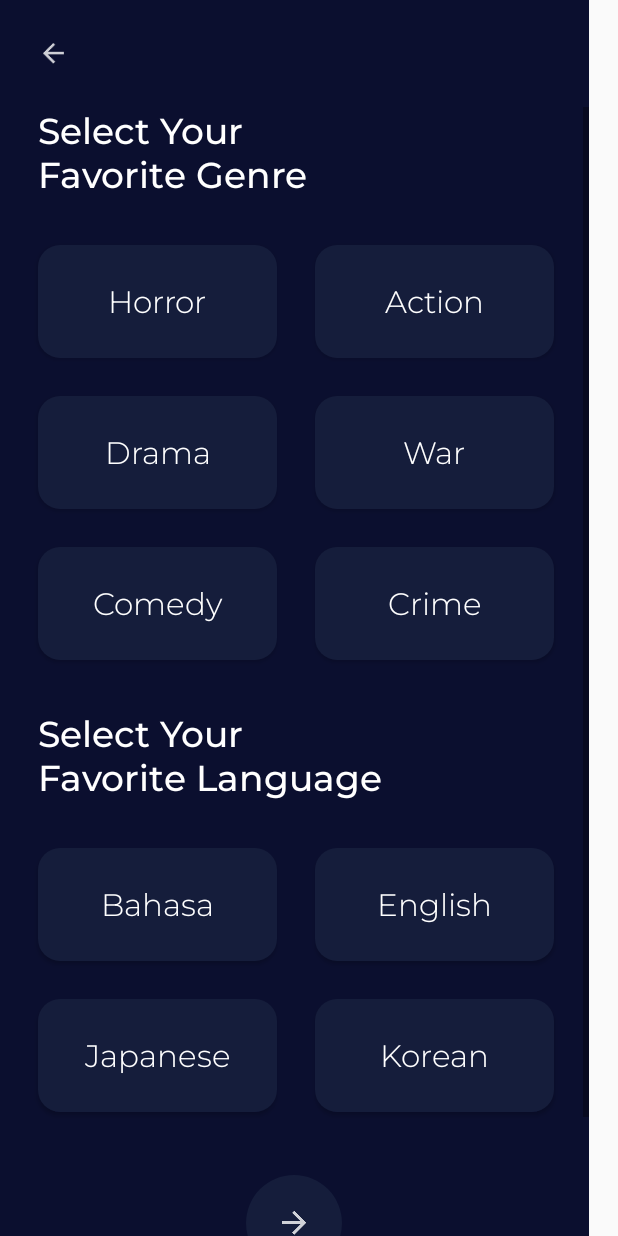
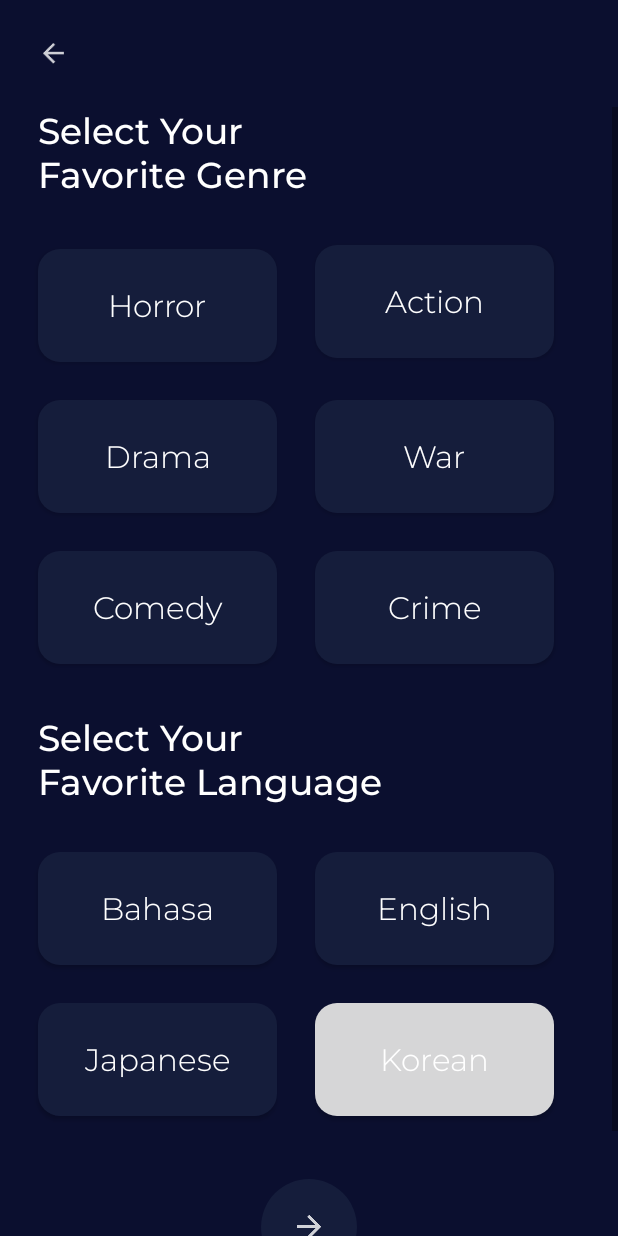
Before and after one commit to ManhHoDinh/MovieTicketApp, an Android app: the layout user_profling_screen.xml on its own in the app's theme, with its tools: preview values and no code run, on a phone screen of 412 x 824 dp. Run offline under Robolectric (Android 15) with nearby library versions, the phone set to English and light mode, and no system bars.

Commit message:
Update yeu cau lan 1

```diff
--- a/app/src/main/AndroidManifest.xml
+++ b/app/src/main/AndroidManifest.xml
@@ -12,10 +12,10 @@
         android:theme="@style/Theme.MovieTicketApp"
         tools:targetApi="31">
         <activity
-            android:name=".ConfirmationProfile"
+            android:name=".ConfirmationProfileActivity"
             android:exported="false" />
         <activity
-            android:name=".UserProfling"
+            android:name=".UserProflingActivity"
             android:exported="false" />
         <activity
             android:name=".MainActivity"
--- a/app/src/main/java/com/example/movieticketapp/ConfirmationProfile.java
+++ b/app/src/main/java/com/example/movieticketapp/ConfirmationProfileActivity.java
@@ -3,11 +3,11 @@ package com.example.movieticketapp;
 import android.support.v7.app.AppCompatActivity;
 import android.os.Bundle;
 
-public class ConfirmationProfile extends AppCompatActivity {
+public class ConfirmationProfileActivity extends AppCompatActivity {
 
     @Override
     protected void onCreate(Bundle savedInstanceState) {
         super.onCreate(savedInstanceState);
-        setContentView(R.layout.activity_confirmation_profile);
+        setContentView(R.layout.confirmation_profile_screen);
     }
 }
--- a/app/src/main/java/com/example/movieticketapp/UserProfling.java
+++ /dev/null
@@ -1,13 +0,0 @@
-package com.example.movieticketapp;
-
-import android.support.v7.app.AppCompatActivity;
-import android.os.Bundle;
-
-public class UserProfling extends AppCompatActivity {
-
-    @Override
-    protected void onCreate(Bundle savedInstanceState) {
-        super.onCreate(savedInstanceState);
-        setContentView(R.layout.activity_user_profling);
-    }
-}
--- /dev/null
+++ b/app/src/main/res/color/button_background_color.xml
@@ -0,0 +1,6 @@
+<?xml version="1.0" encoding="utf-8"?>
+<selector xmlns:android="http://schemas.android.com/apk/res/android">
+    <item android:state_selected="true" android:color="@color/main_color"/>
+    <item android:state_pressed="true" android:color="@color/main_color"/>
+    <item android:color="@color/dark_background_2"/>
+</selector>
--- a/app/src/main/res/drawable/roundstyle14.xml
+++ b/app/src/main/res/drawable/roundstyle14.xml
@@ -1,5 +1,6 @@
 <?xml version="1.0" encoding="utf-8"?>
 <shape xmlns:android="http://schemas.android.com/apk/res/android">
+
     <solid android:color="@color/dark_background_2"/>
     <corners android:radius="14.66181818181818dp"/>
 </shape>
--- a/app/src/main/res/layout/activity_confirmation_profile.xml
+++ b/app/src/main/res/layout/confirmation_profile_screen.xml
@@ -2,8 +2,8 @@
 <RelativeLayout xmlns:android="http://schemas.android.com/apk/res/android"
     xmlns:app="http://schemas.android.com/apk/res-auto"
     xmlns:tools="http://schemas.android.com/tools"
-    android:layout_width="392.7272727272727dp"
-    android:layout_height="804.3054545454545dp"
+    android:layout_width="match_parent"
+    android:layout_height="match_parent"
     android:background="@color/dark_background_1"
     android:orientation="vertical"
     tools:context=".MainActivity">
--- a/app/src/main/res/layout/activity_user_profling.xml
+++ b/app/src/main/res/layout/user_profling_screen.xml
@@ -2,8 +2,8 @@
 <LinearLayout xmlns:android="http://schemas.android.com/apk/res/android"
     xmlns:app="http://schemas.android.com/apk/res-auto"
     xmlns:tools="http://schemas.android.com/tools"
-    android:layout_width="392.7272727272727dp"
-    android:layout_height="892.2763636363636dp"
+    android:layout_width="match_parent"
+    android:layout_height="match_parent"
     android:background="@color/dark_background_1"
     android:orientation="vertical"
     tools:context=".MainActivity">
@@ -23,7 +23,7 @@
 
         <RelativeLayout
             android:layout_width="match_parent"
-            android:layout_height="1000dp"
+            android:layout_height="830dp"
 
             android:orientation="vertical">
 
@@ -44,14 +44,14 @@
                 android:layout_height="75.40363636363636dp"
                 android:layout_below="@id/txtSelectFavGenre"
                 android:layout_marginLeft="25.13454545454545dp"
-                android:layout_marginTop="16.75636363636364dp"
+                android:layout_marginTop="19dp"
                 android:background="@drawable/roundstyle14"
-                android:backgroundTint="@color/dark_background_2"
+                android:backgroundTint="@color/button_background_color"
                 android:fontFamily="@font/montserrat300"
                 android:text="Horror"
-                android:textSize="20.94545454545455sp"
                 android:textAllCaps="false"
-                android:textColor="@color/white" />
+                android:textColor="@color/white"
+                android:textSize="20.94545454545455sp" />
 
             <Button
                 android:id="@+id/btnAction"
@@ -62,7 +62,7 @@
                 android:layout_marginTop="16.75636363636364dp"
                 android:layout_toRightOf="@id/btnHorror"
                 android:background="@drawable/roundstyle14"
-                android:backgroundTint="@color/dark_background_2"
+                android:backgroundTint="@color/button_background_color"
                 android:fontFamily="@font/montserrat300"
                 android:text="Action"
                 android:textSize="20.94545454545455sp"
@@ -77,7 +77,7 @@
                 android:layout_marginLeft="25.13454545454545dp"
                 android:layout_marginTop="25.13454545454545dp"
                 android:background="@drawable/roundstyle14"
-                android:backgroundTint="@color/dark_background_2"
+                android:backgroundTint="@color/button_background_color"
                 android:fontFamily="@font/montserrat300"
                 android:text="Drama"
                 android:textSize="20.94545454545455sp"
@@ -93,7 +93,7 @@
                 android:layout_marginTop="25.13454545454545dp"
                 android:layout_toRightOf="@id/btnDrama"
                 android:background="@drawable/roundstyle14"
-                android:backgroundTint="@color/dark_background_2"
+                android:backgroundTint="@color/button_background_color"
                 android:fontFamily="@font/montserrat300"
                 android:text="War"
                 android:textSize="20.94545454545455sp"
@@ -108,7 +108,7 @@
                 android:layout_marginLeft="25.13454545454545dp"
                 android:layout_marginTop="25.13454545454545dp"
                 android:background="@drawable/roundstyle14"
-                android:backgroundTint="@color/dark_background_2"
+                android:backgroundTint="@color/button_background_color"
                 android:fontFamily="@font/montserrat300"
                 android:text="Comedy"
                 android:textSize="20.94545454545455sp"
@@ -124,7 +124,7 @@
                 android:layout_marginTop="25.13454545454545dp"
                 android:layout_toRightOf="@id/btnComedy"
                 android:background="@drawable/roundstyle14"
-                android:backgroundTint="@color/dark_background_2"
+                android:backgroundTint="@color/button_background_color"
                 android:fontFamily="@font/montserrat300"
                 android:text="Crime"
                 android:textSize="20.94545454545455sp"
@@ -151,7 +151,7 @@
                 android:layout_marginLeft="25.13454545454545dp"
                 android:layout_marginTop="16.75636363636364dp"
                 android:background="@drawable/roundstyle14"
-                android:backgroundTint="@color/dark_background_2"
+                android:backgroundTint="@color/button_background_color"
                 android:fontFamily="@font/montserrat300"
                 android:text="Bahasa"
                 android:textSize="20.94545454545455sp"
@@ -167,7 +167,7 @@
                 android:layout_marginTop="16.75636363636364dp"
                 android:layout_toRightOf="@id/btnBahasa"
                 android:background="@drawable/roundstyle14"
-                android:backgroundTint="@color/dark_background_2"
+                android:backgroundTint="@color/button_background_color"
                 android:fontFamily="@font/montserrat300"
                 android:text="English"
                 android:textSize="20.94545454545455sp"
@@ -182,7 +182,7 @@
                 android:layout_marginLeft="25.13454545454545dp"
                 android:layout_marginTop="25.13454545454545dp"
                 android:background="@drawable/roundstyle14"
-                android:backgroundTint="@color/dark_background_2"
+                android:backgroundTint="@color/button_background_color"
                 android:fontFamily="@font/montserrat300"
                 android:text="Japanese"
                 android:textSize="20.94545454545455sp"
@@ -198,7 +198,7 @@
                 android:layout_marginTop="25.13454545454545dp"
                 android:layout_toRightOf="@id/btnJapanese"
                 android:background="@drawable/roundstyle14"
-                android:backgroundTint="@color/dark_background_2"
+                android:backgroundTint="@color/button_background_coloro"
                 android:fontFamily="@font/montserrat300"
                 android:text="Korean"
                 android:textSize="20.94545454545455sp"
@@ -213,7 +213,7 @@
                 android:layout_centerHorizontal="true"
                 android:layout_marginTop="41.89090909090909dp"
                 android:background="@drawable/roundstyle50"
-                android:backgroundTint="@color/dark_background_2"
+                android:backgroundTint="@color/button_background_color"
                 android:rotationY="180"
                 android:src="@drawable/ic_back" />
         </RelativeLayout>
--- a/app/src/main/res/values-night/themes.xml
+++ b/app/src/main/res/values-night/themes.xml
@@ -1,6 +1,6 @@
 <resources xmlns:tools="http://schemas.android.com/tools">
     <!-- Base application theme. -->
-    <style name="Theme.MovieTicketApp" parent="Theme.AppCompat.Light.DarkActionBar">
+    <style name="Theme.MovieTicketApp" parent="Theme.AppCompat.Light.NoActionBar">
         <!-- Primary brand color. -->
         <item name="colorPrimary">@color/purple_200</item>
         <item name="colorPrimaryDark">@color/purple_700</item>
--- a/app/src/main/res/values/themes.xml
+++ b/app/src/main/res/values/themes.xml
@@ -1,6 +1,6 @@
 <resources xmlns:tools="http://schemas.android.com/tools">
     <!-- Base application theme. -->
-    <style name="Theme.MovieTicketApp" parent="Theme.AppCompat.Light.DarkActionBar">
+    <style name="Theme.MovieTicketApp" parent="Theme.AppCompat.Light.NoActionBar">
         <!-- Primary brand color. -->
         <item name="colorPrimary">@color/purple_500</item>
         <item name="colorPrimaryDark">@color/purple_700</item>
```
Also changed, not shown: app/src/main/java/com/example/movieticketapp/MainActivity.java (+12 -0 lines), app/src/main/java/com/example/movieticketapp/UserProflingActivity.java (added, +204 -0 lines), app/src/main/res/layout/activity_main.xml (+4 -7 lines).
